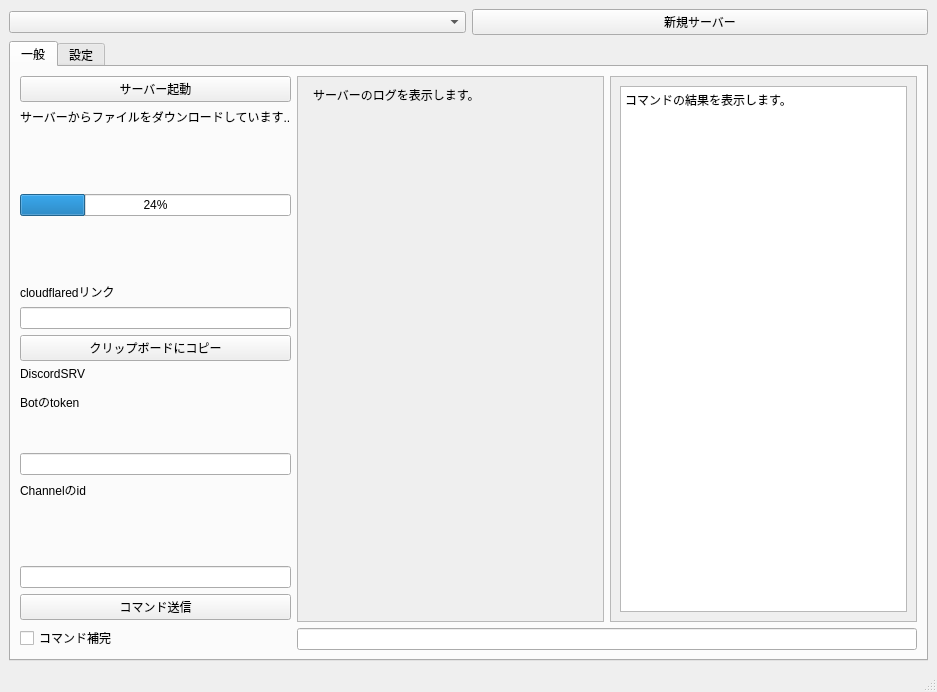
Above: mainwindow.ui from forestfamily4/mslauncher before the change. Below: the same form after it.
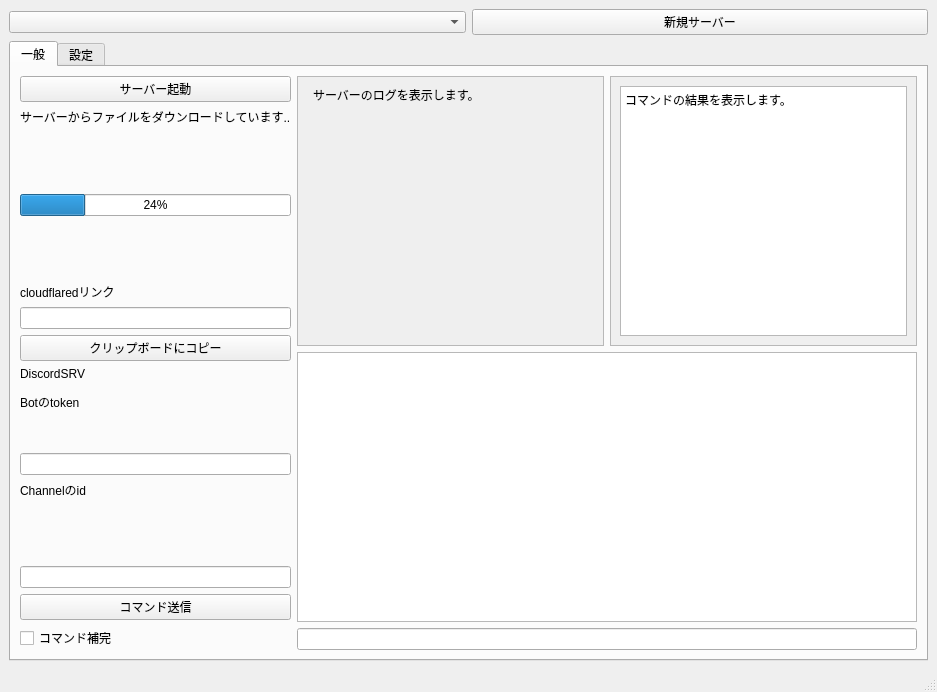
That is the form after the change. Icons and pictures are not drawn.

Patch:
```diff
--- a/mainwindow.ui
+++ b/mainwindow.ui
@@ -141,9 +141,6 @@
         </item>
         <item row="0" column="1">
          <layout class="QGridLayout" name="gridLayout_3">
-          <item row="1" column="0">
-           <widget class="QLineEdit" name="lineEdit_Command"/>
-          </item>
           <item row="0" column="0">
            <layout class="QGridLayout" name="gridLayout_2">
             <item row="0" column="0">
@@ -151,13 +148,16 @@
               <property name="widgetResizable">
                <bool>true</bool>
               </property>
+              <property name="alignment">
+               <set>Qt::AlignBottom|Qt::AlignLeading|Qt::AlignLeft</set>
+              </property>
               <widget class="QWidget" name="scrollAreaWidgetContents">
                <property name="geometry">
                 <rect>
                  <x>0</x>
                  <y>0</y>
                  <width>308</width>
-                 <height>515</height>
+                 <height>252</height>
                 </rect>
                </property>
                <layout class="QFormLayout" name="formLayout">
@@ -201,13 +201,16 @@
               <property name="widgetResizable">
                <bool>true</bool>
               </property>
+              <property name="alignment">
+               <set>Qt::AlignBottom|Qt::AlignLeading|Qt::AlignLeft</set>
+              </property>
               <widget class="QWidget" name="scrollAreaWidgetContents_3">
                <property name="geometry">
                 <rect>
                  <x>0</x>
                  <y>0</y>
                  <width>307</width>
-                 <height>515</height>
+                 <height>252</height>
                 </rect>
                </property>
                <layout class="QFormLayout" name="formLayout_2">
@@ -224,6 +227,12 @@
             </item>
            </layout>
           </item>
+          <item row="3" column="0">
+           <widget class="QLineEdit" name="lineEdit_Command"/>
+          </item>
+          <item row="2" column="0">
+           <widget class="QTreeView" name="treeView"/>
+          </item>
          </layout>
         </item>
        </layout>
```
